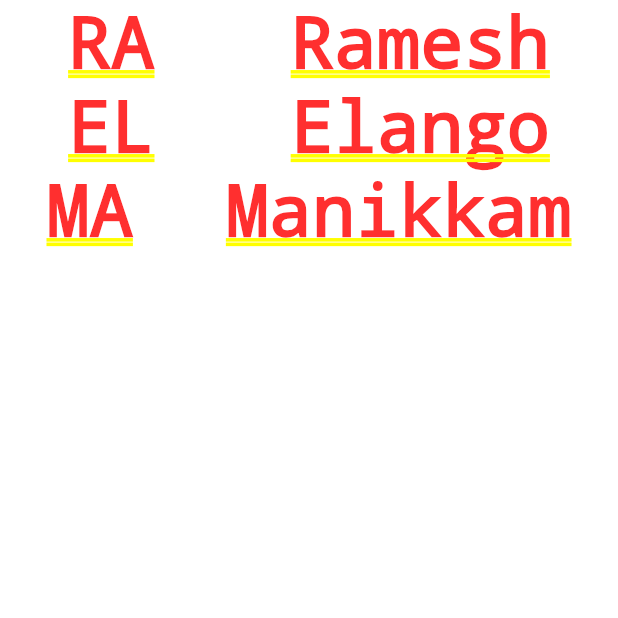
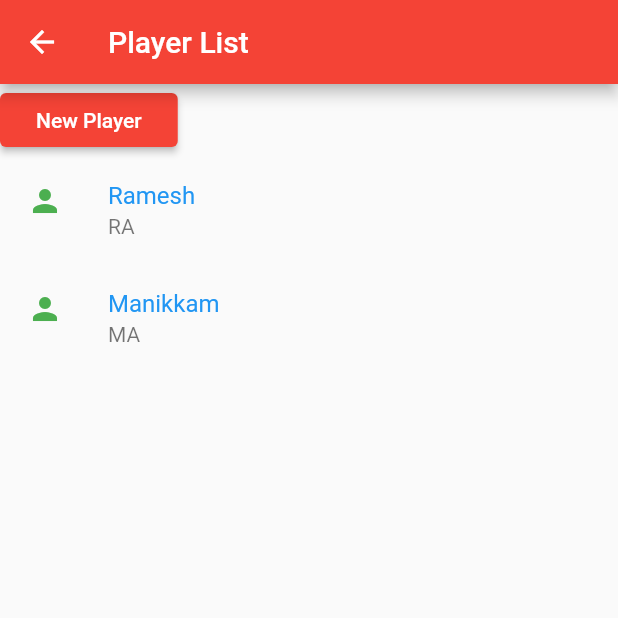
Before and after one commit to coder-selvarajan/vai_raja_vai, a Flutter app: the screen it shows after launch, after a tap on "Goto Players", on a phone screen of 412 x 824 dp, the top half of it. Run offline on Flutter 3.47's test engine with Material 2 defaults, Android fonts, the phone set to English and light mode, and no system bars; our stand-ins replace flutter_native_splash, sqflite; accounts and stored records are empty.

Commit message:
Adding provider and crud operation for Players

```diff
--- a/lib/main.dart
+++ b/lib/main.dart
@@ -2,28 +2,35 @@ import 'dart:ui';
 import 'package:flutter/material.dart';
 import 'package:provider/provider.dart';
 import 'package:flutter/services.dart';
-import 'package:vai_raja_vai/screens/PlayerList.dart';
+import 'package:vai_raja_vai/models/player_data.dart';
+import 'package:vai_raja_vai/screens/PlayerListOld.dart';
+import 'package:vai_raja_vai/screens/players_screen.dart';
 import 'package:vai_raja_vai/splash.dart';
 import './models/model.dart';
 import './models/db_provider.dart';
+import 'package:flutter_native_splash/flutter_native_splash.dart';
 
 void main() async {
   SystemChrome.setSystemUIOverlayStyle(
       const SystemUiOverlayStyle(statusBarColor: Colors.transparent));
 
-  //default values in database..
-  // var db = DatabaseConnect();
-  // await db.insertPlayer(Player(id: 1, name: 'Ramesh', shortname: 'RA'));
-  // await db.insertPlayer(Player(id: 2, name: 'Elango', shortname: 'EL'));
-  // await db.insertPlayer(Player(id: 3, name: 'Mohan', shortname: 'MO'));
-  // await db.insertPlayer(Player(id: 4, name: 'Manikkam', shortname: 'MA'));
-
-  // print(await db.getPlayers());
-  // runApp(const MyApp());
-  runApp(ChangeNotifierProvider(
-    create: (_) => DatabaseProvider(),
-    child: const MyApp(),
-  ));
+  // runApp(ChangeNotifierProvider(
+  // create: (_) => DatabaseProvider(),
+  runApp(
+    // ChangeNotifierProvider(
+    //   create: (BuildContext context) => PlayerData(),
+    MultiProvider(
+      providers: [
+        ChangeNotifierProvider(
+          create: (context) => PlayerData(),
+        ),
+        ChangeNotifierProvider(
+          create: (context) => DatabaseProvider(),
+        ),
+      ],
+      child: const MyApp(),
+    ),
+  );
 }
 
 class MyApp extends StatelessWidget {
@@ -86,9 +93,10 @@ class _MyHomePageState extends State<MyHomePage> {
             ),
             ElevatedButton(
               onPressed: () {
-                Navigator.pushReplacement(
+                Navigator.push(
                   context,
-                  MaterialPageRoute(builder: (context) => const PlayerList()),
+                  MaterialPageRoute(
+                      builder: (context) => const PlayerListOld()),
                 );
               },
               child: const Text('Goto Players'),
@@ -102,6 +110,22 @@ class _MyHomePageState extends State<MyHomePage> {
             ElevatedButton(
               onPressed: () {},
               child: const Text('Start Game'),
+            ),
+            const Padding(
+              padding: EdgeInsets.all(8.0),
+              child: Text(
+                'No games played yet!',
+              ),
+            ),
+            ElevatedButton(
+              onPressed: () {
+                Navigator.push(
+                  context,
+                  MaterialPageRoute(
+                      builder: (context) => const PlayersScreen()),
+                );
+              },
+              child: const Text('Players Home'),
             ),
             // Text(
             //   '$_counter',
--- a/lib/models/db_provider.dart
+++ b/lib/models/db_provider.dart
@@ -88,14 +88,14 @@ class DatabaseProvider with ChangeNotifier {
             'color': "#FF0000",
           },
           conflictAlgorithm: ConflictAlgorithm.replace);
-      await txn.insert(
-          pTable,
-          {
-            'name': 'Elango',
-            'shortname': 'EL',
-            'color': "#00FF00",
-          },
-          conflictAlgorithm: ConflictAlgorithm.replace);
+      // await txn.insert(
+      //     pTable,
+      //     {
+      //       'name': 'Elango',
+      //       'shortname': 'EL',
+      //       'color': "#00FF00",
+      //     },
+      //     conflictAlgorithm: ConflictAlgorithm.replace);
       await txn.insert(
           pTable,
           {
--- /dev/null
+++ b/lib/models/player_data.dart
@@ -0,0 +1,24 @@
+import 'package:flutter/foundation.dart';
+import 'package:vai_raja_vai/models/model.dart';
+import 'dart:collection';
+
+class PlayerData extends ChangeNotifier {
+  final List<Player> _players = [
+    Player(name: "Ramesh", shortname: "RA", color: "FF0000"),
+    Player(name: "Elango", shortname: "EL", color: "00FF00"),
+    Player(name: "Manikkam", shortname: "MA", color: "0000FF"),
+  ];
+
+  List<Player> get Players {
+    return [..._players];
+  }
+
+  int get playerCount {
+    return _players.length;
+  }
+
+  void addPlayer(String name, String shortname, String color) {
+    _players.add(Player(name: name, shortname: shortname, color: color));
+    notifyListeners();
+  }
+}
--- a/lib/screens/PlayerList.dart
+++ /dev/null
@@ -1,24 +0,0 @@
-import 'package:flutter/material.dart';
-import 'package:provider/provider.dart';
-import 'package:vai_raja_vai/widgets/PlayerCard.dart';
-import '../models/db_provider.dart';
-
-class PlayerList extends StatelessWidget {
-  const PlayerList({Key? key}) : super(key: key);
-
-  @override
-  Widget build(BuildContext context) {
-    return Consumer<DatabaseProvider>(
-      builder: (_, db, __) {
-        var plList = db.players;
-        return plList.isNotEmpty
-            ? ListView.builder(
-                itemCount: plList.length,
-                itemBuilder: (_, i) => PlayerCard(plList[i]))
-            : const Center(
-                child: Text('No Players!'),
-              );
-      },
-    );
-  }
-}
--- /dev/null
+++ b/lib/screens/PlayerListOld.dart
@@ -0,0 +1,51 @@
+import 'package:flutter/material.dart';
+import 'package:provider/provider.dart';
+import 'package:vai_raja_vai/widgets/PlayerCard.dart';
+import 'package:vai_raja_vai/widgets/PlayerInput.dart';
+import '../models/db_provider.dart';
+
+class PlayerListOld extends StatelessWidget {
+  const PlayerListOld({Key? key}) : super(key: key);
+
+  @override
+  Widget build(BuildContext context) {
+    return Scaffold(
+      appBar: AppBar(
+        title: const Text("Player List"),
+      ),
+      body: Consumer<DatabaseProvider>(
+        builder: (context, db, child) {
+          var plList = db.players;
+          return plList.isNotEmpty
+              ? Column(
+                  mainAxisAlignment: MainAxisAlignment.start,
+                  crossAxisAlignment: CrossAxisAlignment.start,
+                  children: [
+                    ElevatedButton(
+                      onPressed: () {
+                        Navigator.push(
+                          context,
+                          MaterialPageRoute(
+                              builder: (context) => const PlayerInput()),
+                        );
+                      },
+                      child: const Padding(
+                        padding: EdgeInsets.all(8.0),
+                        child: Text('New Player'),
+                      ),
+                    ),
+                    Expanded(
+                      child: ListView.builder(
+                          itemCount: plList.length,
+                          itemBuilder: (_, i) => PlayerCard(plList[i])),
+                    ),
+                  ],
+                )
+              : const Center(
+                  child: Text('No Players!'),
+                );
+        },
+      ),
+    );
+  }
+}
--- a/lib/widgets/PlayerCard.dart
+++ b/lib/widgets/PlayerCard.dart
@@ -7,9 +7,41 @@ class PlayerCard extends StatelessWidget {
 
   @override
   Widget build(BuildContext context) {
-    return Row(
-      mainAxisAlignment: MainAxisAlignment.spaceAround,
-      children: [Text(player.shortname), Text(player.name)],
+    return Container(
+      child: ListTile(
+        // onLongPress: longPressCallback,
+        leading: const Padding(
+            padding: EdgeInsets.all(2.0),
+            child: Icon(Icons.person,
+                color: Colors.green) //Text(player.shortname),
+            ),
+        title: Text(
+          player.name,
+          style: const TextStyle(color: Colors.blue),
+        ),
+        subtitle: Text(player.shortname),
+        // trailing: Checkbox(
+        //   activeColor: Colors.lightBlueAccent,
+        //   value: isChecked,
+        //   onChanged: checkboxCallback,
+        // ),
+      ),
     );
+
+    //   Container(
+    //   child: Row(
+    //     mainAxisAlignment: MainAxisAlignment.spaceAround,
+    //     children: [
+    //       Text(
+    //         player.shortname,
+    //         style: const TextStyle(fontSize: 15.0),
+    //       ),
+    //       Text(
+    //         player.name,
+    //         style: const TextStyle(fontSize: 15.0),
+    //       )
+    //     ],
+    //   ),
+    // );
   }
 }
--- /dev/null
+++ b/lib/widgets/players_list.dart
@@ -0,0 +1,27 @@
+import 'package:flutter/material.dart';
+import 'package:provider/provider.dart';
+import 'package:vai_raja_vai/models/player_data.dart';
+import 'package:vai_raja_vai/widgets/player_tile.dart';
+
+class PlayersList extends StatelessWidget {
+  const PlayersList({Key? key}) : super(key: key);
+
+  @override
+  Widget build(BuildContext context) {
+    return Consumer<PlayerData>(
+      builder: (context, playerData, child) {
+        return ListView.builder(
+          itemBuilder: (context, index) {
+            final player = playerData.Players[index];
+            return PlayerTile(
+              name: player.name,
+              shortname: player.shortname,
+              color: player.color,
+            );
+          },
+          itemCount: playerData.playerCount,
+        );
+      },
+    );
+  }
+}
```
Also changed, not shown: lib/screens/add_player_screen.dart (added, +71 -0 lines), lib/screens/players_screen.dart (added, +83 -0 lines), lib/widgets/PlayerInput.dart (+58 -19 lines), lib/widgets/player_tile.dart (added, +38 -0 lines), pubspec.yaml (+14 -0 lines), assets/logo.png (added), pubspec.lock, 9 other files.
